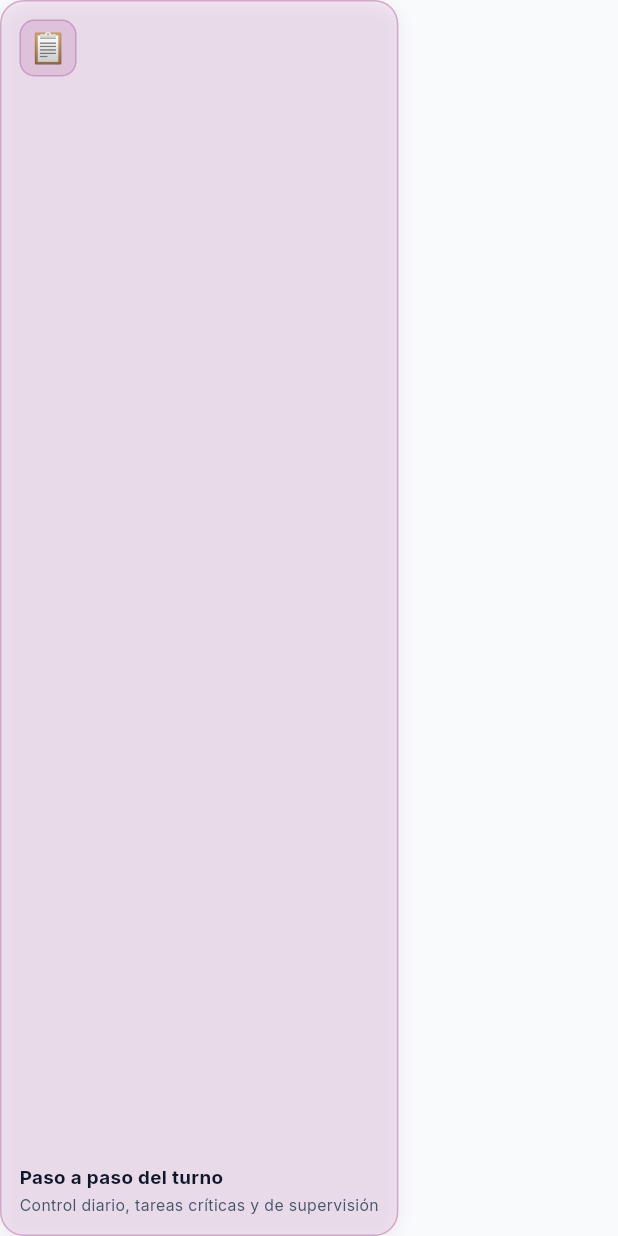
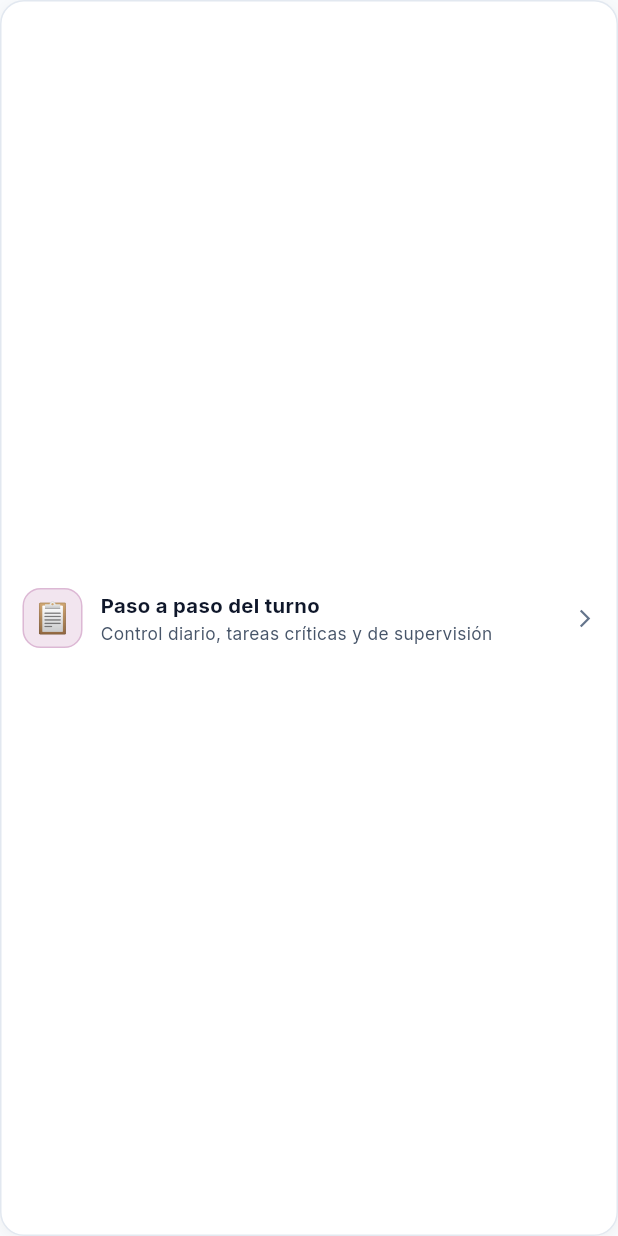
Before and after one commit to clfranmunoz-bot/Aprendiendo-a-controlar, a Flutter app: the ShortcutSlot widget shown alone on an empty page, opened directly with sample values from the repository, on a phone screen of 412 x 824 dp. Run offline on Flutter 3.47's test engine with Material 3 defaults, Android fonts, the phone set to English and light mode, and no system bars; our stand-ins replace camera, geolocator, share_plus, shared_preferences; missing offline and left inert: flutter_math_fork; accounts and stored records are empty; project files that could hold a hidden picture were left out.

Commit message:
Cambiar distribucion a 4 rectangulos en hilera vertical

```diff
--- a/lib/widgets/shortcut_slot.dart
+++ b/lib/widgets/shortcut_slot.dart
@@ -28,15 +28,16 @@ class _ShortcutSlotState extends State<ShortcutSlot> {
   @override
   Widget build(BuildContext context) {
     final colors = AppColors.of(context);
+    final isDark = colors.isDark;
     final isEmpty = widget.seccion == null;
 
     return MouseRegion(
       cursor: SystemMouseCursors.click,
-      onEnter: (_) => setState(() => _scale = 1.03),
+      onEnter: (_) => setState(() => _scale = 1.01),
       onExit: (_) => setState(() => _scale = 1.0),
       child: GestureDetector(
-        onTapDown: (_) => setState(() => _scale = 0.97),
-        onTapUp: (_) => setState(() => _scale = 1.03),
+        onTapDown: (_) => setState(() => _scale = 0.98),
+        onTapUp: (_) => setState(() => _scale = 1.01),
         onTapCancel: () => setState(() => _scale = 1.0),
         onTap: widget.isEditable && !isEmpty ? null : widget.onTap,
         child: AnimatedScale(
@@ -44,137 +45,95 @@ class _ShortcutSlotState extends State<ShortcutSlot> {
           duration: const Duration(milliseconds: 150),
           curve: Curves.easeInOut,
           child: Container(
+            padding: const EdgeInsets.symmetric(horizontal: 14, vertical: 10),
             decoration: BoxDecoration(
               color: isEmpty
-                  ? (colors.isDark ? Colors.white.withValues(alpha: 0.02) : Colors.black.withValues(alpha: 0.02))
-                  : colors.getMenuColor(widget.seccion!.colorIndex).withValues(alpha: colors.isDark ? 0.15 : 0.1),
+                  ? (isDark ? Colors.white.withValues(alpha: 0.03) : Colors.white.withValues(alpha: 0.7))
+                  : (isDark ? const Color(0xFF1E293B) : Colors.white),
               borderRadius: BorderRadius.circular(16),
+              border: Border.all(
+                color: widget.isEditable
+                    ? Colors.amber
+                    : (isEmpty
+                        ? colors.bordeSuave.withValues(alpha: 0.4)
+                        : (isDark ? const Color(0xFF334155) : const Color(0xFFE2E8F0))),
+                width: widget.isEditable ? 1.5 : 1,
+              ),
+              boxShadow: [
+                BoxShadow(
+                  color: Colors.black.withValues(alpha: isDark ? 0.2 : 0.04),
+                  blurRadius: 6,
+                  offset: const Offset(0, 2),
+                ),
+              ],
+            ),
+            child: Row(
+              children: [
+                // Icono
+                Container(
+                  width: 40,
+                  height: 40,
+                  decoration: BoxDecoration(
+                    color: isEmpty
+                        ? colors.grisSecundario.withValues(alpha: 0.1)
+                        : colors.getMenuColor(widget.seccion!.colorIndex).withValues(alpha: 0.15),
+                    borderRadius: BorderRadius.circular(12),
                     border: Border.all(
                       color: isEmpty
                           ? colors.bordeSuave.withValues(alpha: 0.3)
-                    : colors.getMenuColor(widget.seccion!.colorIndex).withValues(alpha: 0.4),
-                width: isEmpty ? 1.5 : 1,
-                style: isEmpty ? BorderStyle.solid : BorderStyle.solid,
-              ),
-              boxShadow: isEmpty
-                  ? []
-                  : [
-                      BoxShadow(
-                        color: colors.getMenuColor(widget.seccion!.colorIndex).withValues(alpha: 0.1),
-                        blurRadius: 8,
-                        offset: const Offset(0, 3),
-                      ),
-                    ],
-            ),
-            child: Stack(
-              clipBehavior: Clip.none,
-              children: [
-                // Content of the Slot
-                Padding(
-                  padding: const EdgeInsets.all(12),
-                  child: isEmpty
-                      ? Center(
-                          child: Column(
-                            mainAxisAlignment: MainAxisAlignment.center,
-                            children: [
-                              Icon(
-                                Icons.add_circle_outline,
-                                color: colors.grisSecundario.withValues(alpha: 0.8),
-                                size: 28,
-                              ),
-                              const SizedBox(height: 6),
-                              Text(
-                                "Slot ${widget.slotIndex + 1}\n(Vacío)",
-                                textAlign: TextAlign.center,
-                                style: TextStyle(
-                                  color: colors.grisSecundario,
-                                  fontSize: 12,
-                                  fontWeight: FontWeight.w500,
-                                ),
-                              ),
-                            ],
-                          ),
-                        )
-                      : Column(
-                          crossAxisAlignment: CrossAxisAlignment.start,
-                          mainAxisAlignment: MainAxisAlignment.spaceBetween,
-                          children: [
-                            Container(
-                              width: 38,
-                              height: 38,
-                              decoration: BoxDecoration(
-                                color: colors.getMenuColor(widget.seccion!.colorIndex).withValues(alpha: 0.18),
-                                borderRadius: BorderRadius.circular(10),
-                                border: Border.all(
-                                  color: colors.getMenuColor(widget.seccion!.colorIndex).withValues(alpha: 0.35),
+                          : colors.getMenuColor(widget.seccion!.colorIndex).withValues(alpha: 0.3),
                     ),
                   ),
                   child: Center(
                     child: Text(
-                                  widget.seccion!.emoji,
+                      widget.seccion?.emoji ?? "➕",
                       style: const TextStyle(fontSize: 20),
                     ),
                   ),
                 ),
-                            Column(
+                const SizedBox(width: 12),
+                // Textos
+                Expanded(
+                  child: Column(
                     crossAxisAlignment: CrossAxisAlignment.start,
+                    mainAxisAlignment: MainAxisAlignment.center,
                     children: [
                       Text(
-                                  widget.seccion!.titulo,
+                        widget.seccion?.titulo ?? "Slot ${widget.slotIndex + 1} (Vacío)",
+                        style: TextStyle(
+                          color: isDark ? Colors.white : colors.azulOscuro,
+                          fontSize: 13.5,
+                          fontWeight: FontWeight.bold,
+                        ),
                         maxLines: 1,
                         overflow: TextOverflow.ellipsis,
-                                  style: TextStyle(
-                                    color: colors.azulOscuro,
-                                    fontSize: 12.5,
-                                    fontWeight: FontWeight.bold,
-                                  ),
                       ),
                       const SizedBox(height: 2),
                       Text(
-                                  widget.seccion!.descripcion,
+                        widget.seccion?.descripcion ?? "Toca para asignar un acceso directo",
+                        style: TextStyle(
+                          color: isDark ? Colors.white60 : colors.grisTexto,
+                          fontSize: 11.5,
+                        ),
                         maxLines: 1,
                         overflow: TextOverflow.ellipsis,
-                                  style: TextStyle(
-                                    color: colors.grisTexto,
-                                    fontSize: 10.5,
-                                  ),
-                                ),
-                              ],
                       ),
                     ],
                   ),
                 ),
-
-                // Delete Button (if in editable mode and not empty)
+                const SizedBox(width: 8),
                 if (widget.isEditable && !isEmpty && widget.onDelete != null)
-                  Positioned(
-                    top: -4,
-                    right: -4,
-                    child: MouseRegion(
-                      cursor: SystemMouseCursors.click,
-                      child: GestureDetector(
-                        onTap: widget.onDelete,
-                        child: Container(
-                          padding: const EdgeInsets.all(4),
-                          decoration: BoxDecoration(
-                            color: colors.rojo,
-                            shape: BoxShape.circle,
-                            boxShadow: [
-                              BoxShadow(
-                                color: Colors.black.withValues(alpha: 0.2),
-                                blurRadius: 4,
-                                offset: const Offset(0, 2),
+                  IconButton(
+                    icon: const Icon(Icons.delete_forever, color: Colors.redAccent, size: 22),
+                    onPressed: widget.onDelete,
+                    padding: EdgeInsets.zero,
+                    constraints: const BoxConstraints(),
                   )
-                            ],
-                          ),
-                          child: const Icon(
-                            Icons.close,
-                            color: Colors.white,
+                else
+                  Icon(
+                    widget.isEditable ? Icons.edit : Icons.arrow_forward_ios,
                     size: 14,
-                          ),
-                        ),
-                      ),
-                    ),
+                    color: widget.isEditable ? Colors.amber : (isDark ? Colors.white38 : colors.grisSecundario),
                   ),
               ],
             ),
--- a/pubspec.yaml
+++ b/pubspec.yaml
@@ -16,7 +16,7 @@ publish_to: 'none' # Remove this line if you wish to publish to pub.dev
 # https://developer.apple.com/library/archive/documentation/General/Reference/InfoPlistKeyReference/Articles/CoreFoundationKeys.html
 # In Windows, build-name is used as the major, minor, and patch parts
 # of the product and file versions while build-number is used as the build suffix.
-version: 1.0.2+3
+version: 1.0.3+4
 
 environment:
   sdk: ^3.0.0
```
Also changed, not shown: lib/widgets/hero_block.dart (+14 -57 lines). Lines whose indentation alone changed are shown as unchanged.
